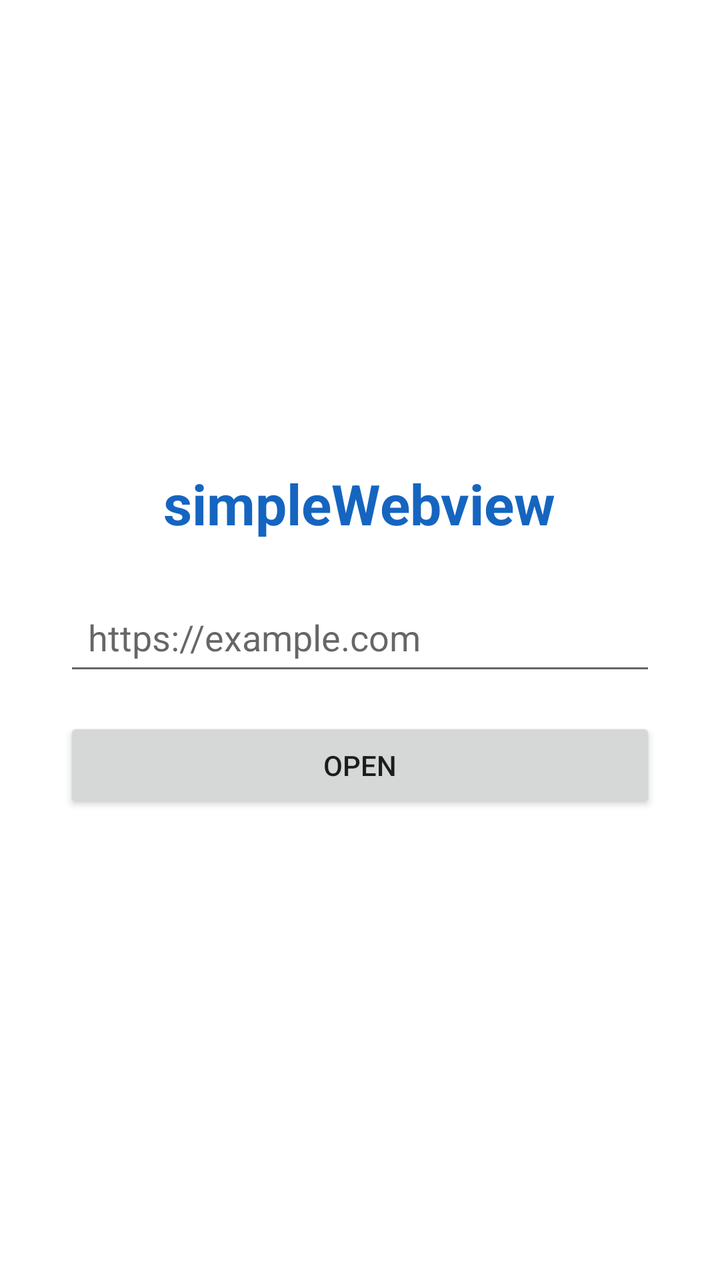
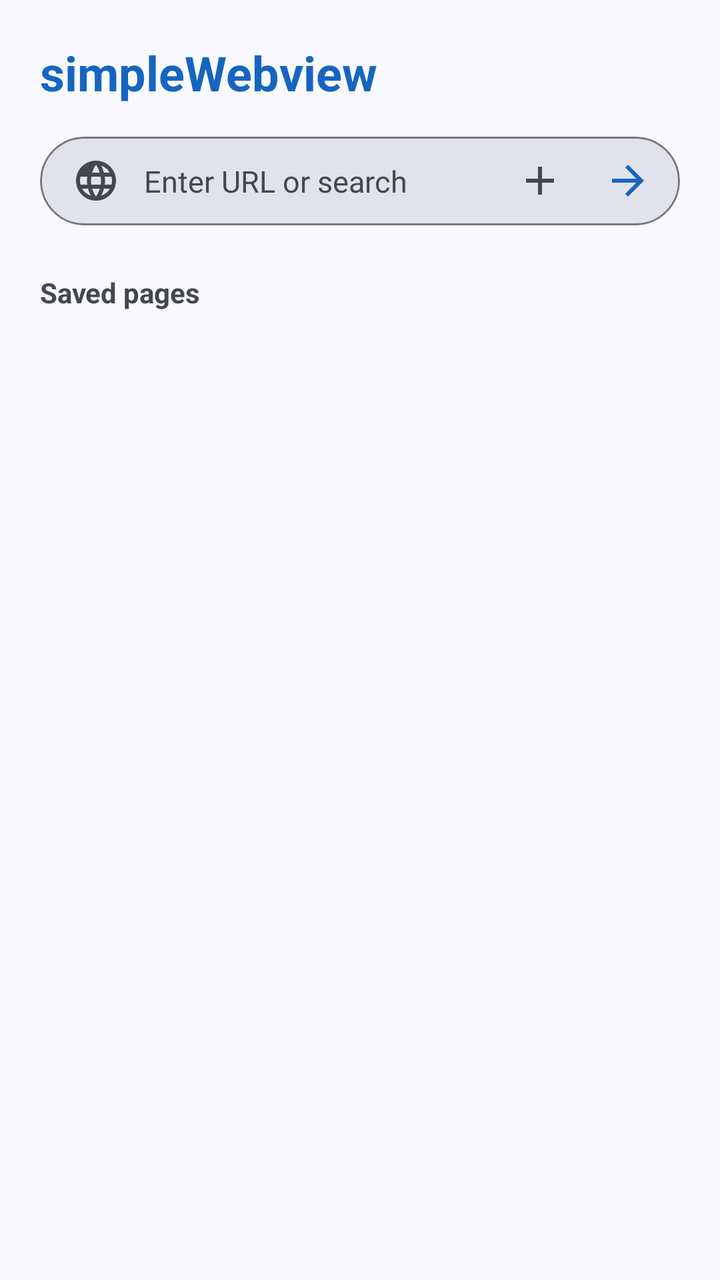

Two renders of the same Android screen: before a commit and after it. Below are the layout's source before the change and the commit's diff.
<!-- AndroidManifest.xml: application theme Theme.SimpleWebview -->
<!-- res/layout/activity_main.xml -->
<?xml version="1.0" encoding="utf-8"?>
<LinearLayout xmlns:android="http://schemas.android.com/apk/res/android"
    android:layout_width="match_parent"
    android:layout_height="match_parent"
    android:background="@color/white"
    android:gravity="center"
    android:orientation="vertical"
    android:padding="32dp">

    <TextView
        android:layout_width="wrap_content"
        android:layout_height="wrap_content"
        android:layout_marginBottom="24dp"
        android:text="@string/app_name"
        android:textColor="@color/blue_primary"
        android:textSize="28sp"
        android:textStyle="bold" />

    <EditText
        android:id="@+id/urlInput"
        android:layout_width="match_parent"
        android:layout_height="wrap_content"
        android:hint="@string/url_hint"
        android:imeOptions="actionGo"
        android:inputType="textUri"
        android:maxLines="1"
        android:padding="12dp" />

    <Button
        android:id="@+id/openButton"
        android:layout_width="match_parent"
        android:layout_height="wrap_content"
        android:layout_marginTop="16dp"
        android:text="@string/open_button" />

</LinearLayout>
<!-- resources referenced by this layout -->
<resources>
  <color name="blue_primary">#1565C0</color>
  <color name="white">#FFFFFF</color>
  <string name="app_name">simpleWebview</string>
  <string name="open_button">Open</string>
  <string name="url_hint">https://example.com</string>
  <style name="Theme.SimpleWebview" parent="Theme.AppCompat.DayNight.NoActionBar">
          <item name="colorPrimary">@color/blue_primary</item>
          <item name="colorPrimaryDark">@color/blue_primary_dark</item>
          <item name="colorAccent">@color/blue_accent</item>
      </style>
  <color name="blue_primary_dark">#0D47A1</color>
  <color name="blue_accent">#40C4FF</color>
</resources>

<!-- the commit's change to res/layout/activity_main.xml (unified diff, before → after) -->
@@ -1,36 +1,122 @@
 <?xml version="1.0" encoding="utf-8"?>
-<LinearLayout xmlns:android="http://schemas.android.com/apk/res/android"
+<androidx.coordinatorlayout.widget.CoordinatorLayout xmlns:android="http://schemas.android.com/apk/res/android"
+    xmlns:app="http://schemas.android.com/apk/res-auto"
+    android:id="@+id/root"
     android:layout_width="match_parent"
     android:layout_height="match_parent"
-    android:background="@color/white"
-    android:gravity="center"
-    android:orientation="vertical"
-    android:padding="32dp">
+    android:background="?attr/colorSurface">
+
+    <LinearLayout
+        android:id="@+id/content"
+        android:layout_width="match_parent"
+        android:layout_height="match_parent"
+        android:orientation="vertical"
+        android:paddingStart="20dp"
+        android:paddingTop="8dp"
+        android:paddingEnd="20dp">
+
+        <TextView
+            android:layout_width="wrap_content"
+            android:layout_height="wrap_content"
+            android:layout_marginTop="12dp"
+            android:text="@string/app_name"
+            android:textColor="?attr/colorPrimary"
+            android:textSize="24sp"
+            android:textStyle="bold" />
+
+        <com.google.android.material.card.MaterialCardView
+            android:id="@+id/urlBar"
+            android:layout_width="match_parent"
+            android:layout_height="wrap_content"
+            android:layout_marginTop="16dp"
+            app:cardBackgroundColor="?attr/colorSurfaceVariant"
+            app:cardCornerRadius="28dp"
+            app:cardElevation="0dp"
+            app:strokeColor="?attr/colorOutline"
+            app:strokeWidth="1dp">
+
+            <LinearLayout
+                android:layout_width="match_parent"
+                android:layout_height="wrap_content"
+                android:gravity="center_vertical"
+                android:orientation="horizontal"
+                android:paddingStart="8dp"
+                android:paddingEnd="4dp">
+
+                <ImageView
+                    android:layout_width="24dp"
+                    android:layout_height="24dp"
+                    android:layout_marginStart="8dp"
+                    android:contentDescription="@string/open"
+                    android:src="@drawable/ic_globe"
+                    app:tint="?attr/colorOnSurfaceVariant" />
+
+                <EditText
+                    android:id="@+id/urlInput"
+                    android:layout_width="0dp"
+                    android:layout_height="wrap_content"
+                    android:layout_weight="1"
+                    android:background="@null"
+                    android:hint="@string/url_hint"
+                    android:imeOptions="actionGo"
+                    android:inputType="textUri"
+                    android:maxLines="1"
+                    android:padding="12dp"
+                    android:textColorHint="?attr/colorOnSurfaceVariant"
+                    android:textSize="15sp" />
+
+                <ImageButton
+                    android:id="@+id/saveButton"
+                    android:layout_width="44dp"
+                    android:layout_height="44dp"
+                    android:background="?attr/selectableItemBackgroundBorderless"
+                    android:contentDescription="@string/save_current"
+                    android:padding="10dp"
+                    android:src="@drawable/ic_add"
+                    app:tint="?attr/colorOnSurfaceVariant" />
+
+                <ImageButton
+                    android:id="@+id/openButton"
+                    android:layout_width="44dp"
+                    android:layout_height="44dp"
+                    android:background="?attr/selectableItemBackgroundBorderless"
+                    android:contentDescription="@string/open"
+                    android:padding="10dp"
+                    android:src="@drawable/ic_arrow"
+                    app:tint="?attr/colorPrimary" />
+            </LinearLayout>
+        </com.google.android.material.card.MaterialCardView>
+
+        <TextView
+            android:layout_width="wrap_content"
+            android:layout_height="wrap_content"
+            android:layout_marginTop="24dp"
+            android:text="@string/saved_pages"
+            android:textColor="?attr/colorOnSurfaceVariant"
+            android:textSize="14sp"
+            android:textStyle="bold" />
+
+        <androidx.recyclerview.widget.RecyclerView
+            android:id="@+id/shortcutsGrid"
+            android:layout_width="match_parent"
+            android:layout_height="0dp"
+            android:layout_marginTop="8dp"
+            android:layout_weight="1"
+            android:clipToPadding="false"
+            android:paddingBottom="24dp" />
+
+    </LinearLayout>
 
     <TextView
+        android:id="@+id/emptyState"
         android:layout_width="wrap_content"
         android:layout_height="wrap_content"
-        android:layout_marginBottom="24dp"
-        android:text="@string/app_name"
-        android:textColor="@color/blue_primary"
-        android:textSize="28sp"
-        android:textStyle="bold" />
+        android:layout_gravity="center"
+        android:gravity="center"
+        android:lineSpacingExtra="4dp"
+        android:text="@string/empty_shortcuts"
+        android:textColor="?attr/colorOnSurfaceVariant"
+        android:textSize="15sp"
+        android:visibility="gone" />
 
-    <EditText
-        android:id="@+id/urlInput"
-        android:layout_width="match_parent"
-        android:layout_height="wrap_content"
-        android:hint="@string/url_hint"
-        android:imeOptions="actionGo"
-        android:inputType="textUri"
-        android:maxLines="1"
-        android:padding="12dp" />
-
-    <Button
-        android:id="@+id/openButton"
-        android:layout_width="match_parent"
-        android:layout_height="wrap_content"
-        android:layout_marginTop="16dp"
-        android:text="@string/open_button" />
-
-</LinearLayout>
+</androidx.coordinatorlayout.widget.CoordinatorLayout>
<!-- resource entries referenced after the edit -->
@@ -1,16 +1,69 @@
 <!-- resources referenced by this layout -->
 <resources>
-  <color name="blue_primary">#1565C0</color>
-  <color name="white">#FFFFFF</color>
+  <!-- drawable ic_add (drawable) -->
+  <?xml version="1.0" encoding="utf-8"?>
+  <vector xmlns:android="http://schemas.android.com/apk/res/android"
+      android:width="24dp"
+      android:height="24dp"
+      android:viewportWidth="24"
+      android:viewportHeight="24">
+      <path
+          android:fillColor="#FF000000"
+          android:pathData="M19,13h-6v6h-2v-6h-6v-2h6v-6h2v6h6v2z" />
+  </vector>
+  <!-- drawable ic_arrow (drawable) -->
+  <?xml version="1.0" encoding="utf-8"?>
+  <vector xmlns:android="http://schemas.android.com/apk/res/android"
+      android:width="24dp"
+      android:height="24dp"
+      android:viewportWidth="24"
+      android:viewportHeight="24">
+      <path
+          android:fillColor="#FF000000"
+          android:pathData="M12,4l-1.41,1.41L16.17,11H4v2h12.17l-5.58,5.59L12,20l8,-8z" />
+  </vector>
+  <!-- drawable ic_globe (drawable) -->
+  <?xml version="1.0" encoding="utf-8"?>
+  <vector xmlns:android="http://schemas.android.com/apk/res/android"
+      android:width="24dp"
+      android:height="24dp"
+      android:viewportWidth="24"
+      android:viewportHeight="24">
+      <path
+          android:fillColor="#FF000000"
+          android:pathData="M11.99,2C6.47,2 2,6.48 2,12s4.47,10 9.99,10C17.52,22 22,17.52 22,12S17.52,2 11.99,2zM18.92,8h-2.95c-0.32,-1.25 -0.78,-2.45 -1.38,-3.56 1.84,0.63 3.37,1.91 4.33,3.56zM12,4.04c0.83,1.2 1.48,2.53 1.91,3.96h-3.82c0.43,-1.43 1.08,-2.76 1.91,-3.96zM4.26,14C4.1,13.36 4,12.69 4,12s0.1,-1.36 0.26,-2h3.38c-0.08,0.66 -0.14,1.32 -0.14,2s0.06,1.34 0.14,2H4.26zM5.08,16h2.95c0.32,1.25 0.78,2.45 1.38,3.56 -1.84,-0.63 -3.37,-1.9 -4.33,-3.56zM12,19.96c-0.83,-1.2 -1.48,-2.53 -1.91,-3.96h3.82c-0.43,1.43 -1.08,2.76 -1.91,3.96zM14.34,14H9.66c-0.09,-0.66 -0.16,-1.32 -0.16,-2s0.07,-1.35 0.16,-2h4.68c0.09,0.65 0.16,1.32 0.16,2s-0.07,1.34 -0.16,2zM14.59,19.56c0.6,-1.11 1.06,-2.31 1.38,-3.56h2.95c-0.96,1.65 -2.49,2.93 -4.33,3.56zM16.36,14c0.08,-0.66 0.14,-1.32 0.14,-2s-0.06,-1.34 -0.14,-2h3.38c0.16,0.64 0.26,1.31 0.26,2s-0.1,1.36 -0.26,2h-3.38z" />
+  </vector>
   <string name="app_name">simpleWebview</string>
-  <string name="open_button">Open</string>
-  <string name="url_hint">https://example.com</string>
-  <style name="Theme.SimpleWebview" parent="Theme.AppCompat.DayNight.NoActionBar">
-          <item name="colorPrimary">@color/blue_primary</item>
-          <item name="colorPrimaryDark">@color/blue_primary_dark</item>
-          <item name="colorAccent">@color/blue_accent</item>
+  <string name="empty_shortcuts">No saved pages yet.\nOpen a site and tap + to save it.</string>
+  <string name="open">Open</string>
+  <string name="save_current">Save this page</string>
+  <string name="saved_pages">Saved pages</string>
+  <string name="url_hint">Enter URL or search</string>
+  <style name="Theme.SimpleWebview" parent="Theme.Material3.DayNight.NoActionBar">
+          <item name="colorPrimary">@color/md_primary</item>
+          <item name="colorOnPrimary">@color/md_on_primary</item>
+          <item name="colorPrimaryContainer">@color/md_primary_container</item>
+          <item name="colorOnPrimaryContainer">@color/md_on_primary_container</item>
+          <item name="colorSecondary">@color/md_secondary</item>
+          <item name="colorSecondaryContainer">@color/md_secondary_container</item>
+          <item name="colorOnSecondaryContainer">@color/md_on_secondary_container</item>
+          <item name="colorSurface">@color/md_surface</item>
+          <item name="colorOnSurface">@color/md_on_surface</item>
+          <item name="colorSurfaceVariant">@color/md_surface_variant</item>
+          <item name="colorOnSurfaceVariant">@color/md_on_surface_variant</item>
+          <item name="colorOutline">@color/md_outline</item>
       </style>
-  <color name="blue_primary_dark">#0D47A1</color>
-  <color name="blue_accent">#40C4FF</color>
+  <color name="md_primary">#1565C0</color>
+  <color name="md_on_primary">#FFFFFF</color>
+  <color name="md_primary_container">#D6E3FF</color>
+  <color name="md_on_primary_container">#001B3D</color>
+  <color name="md_secondary">#535F70</color>
+  <color name="md_secondary_container">#D7E3F7</color>
+  <color name="md_on_secondary_container">#101C2B</color>
+  <color name="md_surface">#F9F9FF</color>
+  <color name="md_on_surface">#191C20</color>
+  <color name="md_surface_variant">#E1E2EC</color>
+  <color name="md_on_surface_variant">#44474E</color>
+  <color name="md_outline">#74777F</color>
 </resources>
 
